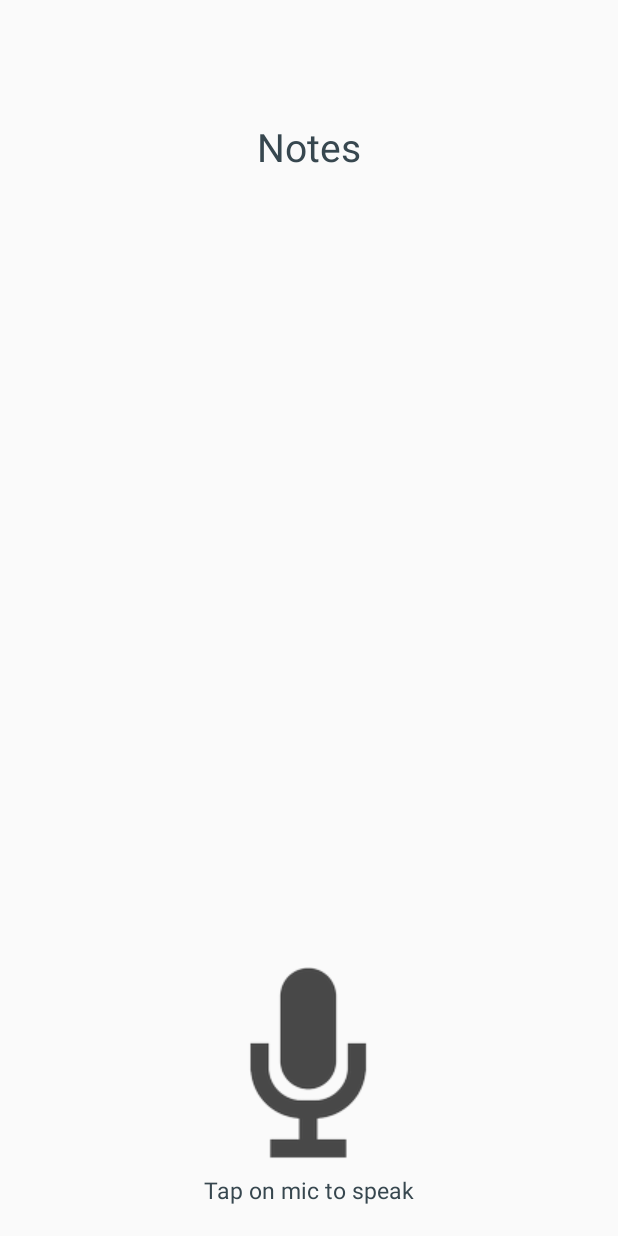
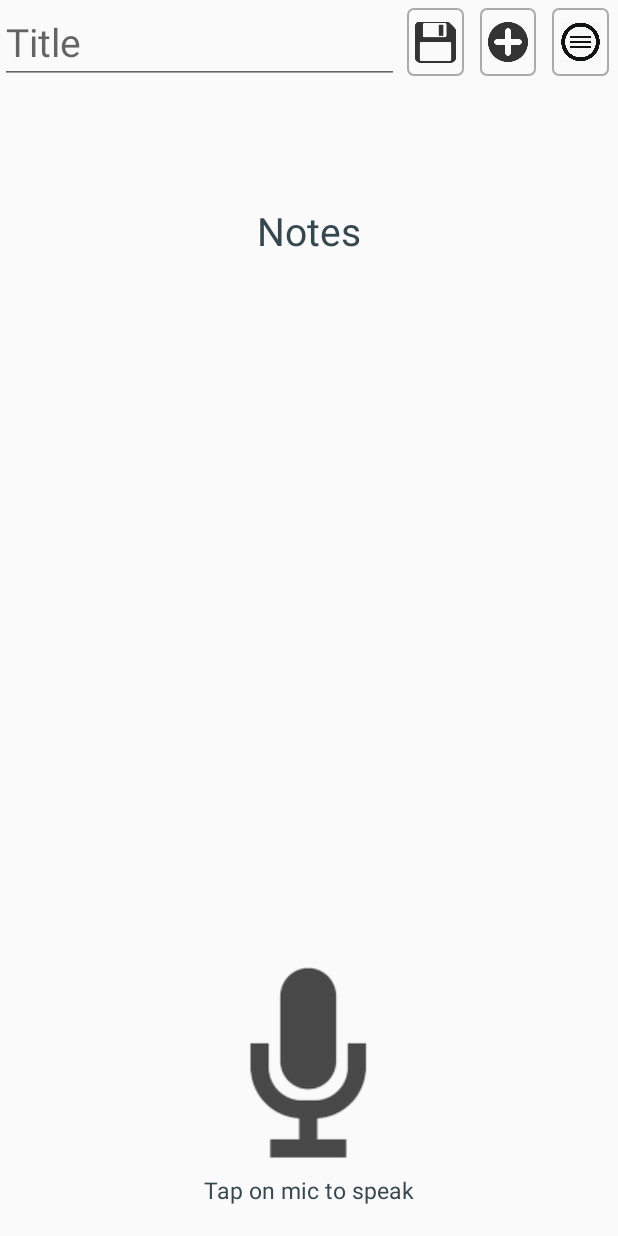
Before and after one commit to cyt3ea/notedrop, an Android app: the screen it shows after launch (MainActivity), on a phone screen of 412 x 824 dp. Run offline under Robolectric (Android 15) with nearby library versions, the phone set to English and light mode, and no system bars.

Commit message:
Notes bar: title and buttons

```diff
--- /dev/null
+++ b/app/src/main/res/drawable/button_border.xml
@@ -0,0 +1,14 @@
+<?xml version="1.0" encoding="utf-8"?>
+
+<selector xmlns:android="http://schemas.android.com/apk/res/android">
+    <item>
+        <shape>
+            <stroke
+                android:color="@android:color/darker_gray"
+                android:width="1dp" />
+            <corners
+                android:radius="4dp" />
+            <solid android:color="@android:color/transparent" />
+        </shape>
+    </item>
+</selector>
--- a/app/src/main/res/layout/activity_main.xml
+++ b/app/src/main/res/layout/activity_main.xml
@@ -3,14 +3,81 @@
     android:orientation="vertical"
     android:layout_width="match_parent"
     android:layout_height="match_parent"
+    android:focusable="true"
+    android:focusableInTouchMode="true"
     >
+
+    <LinearLayout
+        android:id="@+id/notesbar"
+        android:layout_width="match_parent"
+        android:layout_height="wrap_content"
+        android:layout_alignParentTop="true"
+        android:orientation="horizontal"
+        android:weightSum="1.0"
+        >
+
+        <EditText
+            android:layout_width="0dp"
+            android:layout_height="wrap_content"
+            android:layout_weight=".7"
+            android:textSize="26dp"
+            android:hint="Title"
+            android:singleLine="true"
+            />
+
+        <ImageButton
+            android:id="@+id/save"
+            android:layout_width="0dp"
+            android:layout_height="match_parent"
+            android:layout_marginTop="5dp"
+            android:layout_marginBottom="5dp"
+            android:layout_marginLeft="5dp"
+            android:layout_marginRight="5dp"
+            android:layout_weight=".1"
+            android:scaleType="fitCenter"
+            android:adjustViewBounds="true"
+            android:padding="5dp"
+            android:background="@drawable/button_border"
+            android:src="@drawable/save"/>
+
+        <ImageButton
+            android:id="@+id/plus"
+            android:layout_width="0dp"
+            android:layout_height="match_parent"
+            android:layout_marginTop="5dp"
+            android:layout_marginBottom="5dp"
+            android:layout_marginLeft="5dp"
+            android:layout_marginRight="5dp"
+            android:background="@drawable/button_border"
+            android:layout_weight=".1"
+            android:scaleType="fitCenter"
+            android:adjustViewBounds="true"
+            android:padding="5dp"
+            android:src="@drawable/plus"/>
+
+        <ImageButton
+            android:id="@+id/list"
+            android:layout_width="0dp"
+            android:layout_height="match_parent"
+            android:layout_marginTop="5dp"
+            android:layout_marginBottom="5dp"
+            android:layout_marginLeft="5dp"
+            android:layout_marginRight="5dp"
+            android:background="@drawable/button_border"
+            android:layout_weight=".1"
+            android:scaleType="fitCenter"
+            android:adjustViewBounds="true"
+            android:padding="5dp"
+            android:src="@drawable/list"/>
+
+    </LinearLayout>
 
     <TextView
         android:id="@+id/noteslabel"
         android:layout_width="match_parent"
         android:layout_height="wrap_content"
         android:layout_marginTop="80dp"
-        android:layout_alignParentTop="true"
+        android:layout_below="@+id/notesbar"
         android:gravity="center"
         android:textColor="@color/material_blue_grey_800"
         android:textSize="26dp"
```
Also changed, not shown: app/src/main/res/drawable/list.png (added), app/src/main/res/drawable/plus.png (added), app/src/main/res/drawable/save.png (added).
